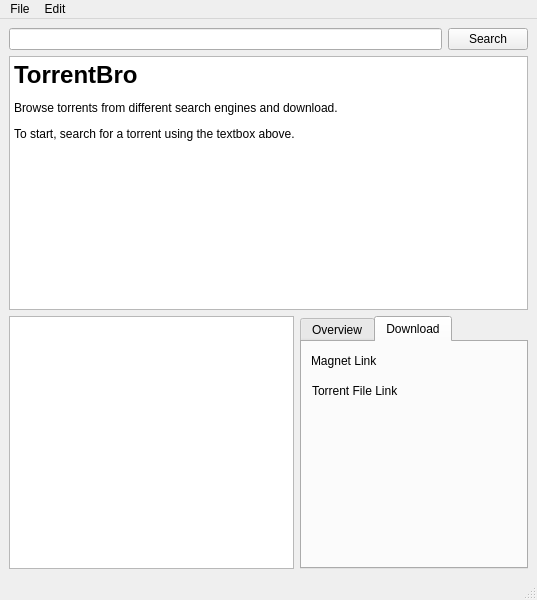
First picture: the form in torrentbro/ui/Home.ui, repository subins2000/TorrentBro, before the edit.
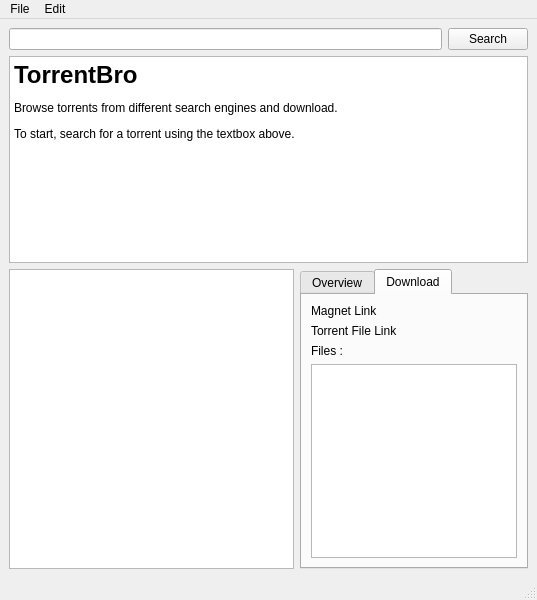
Second picture: the form after the edit. Icons and pictures are not drawn.

The edit to the form file:
```diff
--- a/torrentbro/ui/Home.ui
+++ b/torrentbro/ui/Home.ui
@@ -144,15 +144,9 @@
          <attribute name="title">
           <string>Download</string>
          </attribute>
+         <layout class="QGridLayout" name="gridLayout_2">
+          <item row="0" column="0" colspan="2">
          <widget class="QLabel" name="torrentInfoMagnetLink">
-          <property name="geometry">
-           <rect>
-            <x>9</x>
-            <y>10</y>
-            <width>72</width>
-            <height>17</height>
-           </rect>
-          </property>
           <property name="sizePolicy">
            <sizepolicy hsizetype="Expanding" vsizetype="Expanding">
             <horstretch>0</horstretch>
@@ -169,15 +163,9 @@
            <string>Magnet Link</string>
           </property>
          </widget>
+          </item>
+          <item row="1" column="0" colspan="2">
          <widget class="QLabel" name="torrentInfoTorrentLink">
-          <property name="geometry">
-           <rect>
-            <x>10</x>
-            <y>40</y>
-            <width>101</width>
-            <height>17</height>
-           </rect>
-          </property>
           <property name="sizePolicy">
            <sizepolicy hsizetype="Expanding" vsizetype="Expanding">
             <horstretch>0</horstretch>
@@ -194,6 +182,37 @@
            <string>Torrent File Link</string>
           </property>
          </widget>
+          </item>
+          <item row="3" column="0" rowspan="2" colspan="2">
+           <widget class="QTextBrowser" name="torrentInfoFiles">
+            <property name="sizePolicy">
+             <sizepolicy hsizetype="Expanding" vsizetype="Expanding">
+              <horstretch>0</horstretch>
+              <verstretch>100</verstretch>
+             </sizepolicy>
+            </property>
+           </widget>
+          </item>
+          <item row="2" column="0">
+           <widget class="QLabel" name="torrentInfoTorrentLink_2">
+            <property name="sizePolicy">
+             <sizepolicy hsizetype="Expanding" vsizetype="Expanding">
+              <horstretch>0</horstretch>
+              <verstretch>1</verstretch>
+             </sizepolicy>
+            </property>
+            <property name="maximumSize">
+             <size>
+              <width>16777215</width>
+              <height>50</height>
+             </size>
+            </property>
+            <property name="text">
+             <string>Files :</string>
+            </property>
+           </widget>
+          </item>
+         </layout>
         </widget>
        </widget>
       </item>
```
Lines whose indentation alone changed are shown as unchanged.
